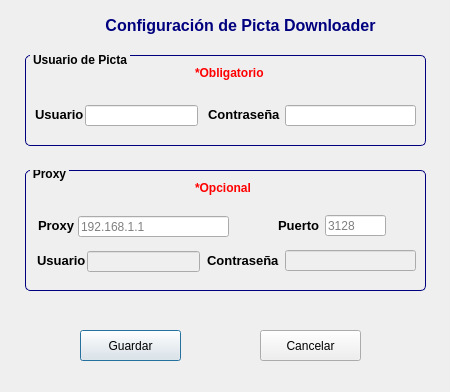
This is configuration.ui in oleksis/picta-dl-gui as Qt 5 draws it before an edit. The edited form follows.
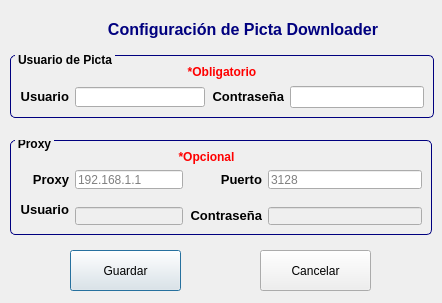
This is the edited form. Icons and pictures are not drawn.

Patch:
```diff
--- a/configuration.ui
+++ b/configuration.ui
@@ -6,16 +6,10 @@
    <rect>
     <x>0</x>
     <y>0</y>
-    <width>450</width>
-    <height>392</height>
+    <width>442</width>
+    <height>303</height>
    </rect>
   </property>
-  <property name="minimumSize">
-   <size>
-    <width>450</width>
-    <height>392</height>
-   </size>
-  </property>
   <property name="maximumSize">
    <size>
     <width>450</width>
@@ -32,12 +26,18 @@
   <widget class="QLabel" name="picta_dl_title">
    <property name="geometry">
     <rect>
-     <x>90</x>
-     <y>10</y>
-     <width>301</width>
-     <height>31</height>
+     <x>100</x>
+     <y>20</y>
+     <width>286</width>
+     <height>19</height>
     </rect>
    </property>
+   <property name="maximumSize">
+    <size>
+     <width>300</width>
+     <height>20</height>
+    </size>
+   </property>
    <property name="text">
     <string>&lt;html&gt;&lt;head/&gt;&lt;body&gt;&lt;p align=&quot;center&quot;&gt;&lt;span style=&quot; font-size:12pt; font-weight:600; color:#00007f;&quot;&gt;Configuración de Picta Downloader&lt;/span&gt;&lt;/p&gt;&lt;/body&gt;&lt;/html&gt;</string>
    </property>
@@ -48,10 +48,10 @@
   <widget class="QLabel" name="label">
    <property name="geometry">
     <rect>
-     <x>40</x>
+     <x>55</x>
      <y>10</y>
-     <width>32</width>
-     <height>32</height>
+     <width>31</width>
+     <height>31</height>
     </rect>
    </property>
    <property name="text">
@@ -67,10 +67,10 @@
   <widget class="QGroupBox" name="groupBox">
    <property name="geometry">
     <rect>
-     <x>25</x>
+     <x>10</x>
      <y>55</y>
-     <width>401</width>
-     <height>91</height>
+     <width>424</width>
+     <height>63</height>
     </rect>
    </property>
    <property name="font">
@@ -96,27 +96,14 @@
    <property name="title">
     <string>Usuario de Picta</string>
    </property>
-   <widget class="QLabel" name="lbl_user_picta_3">
-    <property name="geometry">
-     <rect>
-      <x>10</x>
-      <y>44</y>
-      <width>61</width>
-      <height>31</height>
-     </rect>
-    </property>
-    <property name="text">
-     <string>&lt;html&gt;&lt;head/&gt;&lt;body&gt;&lt;p&gt;&lt;span style=&quot; font-size:10pt; font-weight:600;&quot;&gt;Usuario&lt;/span&gt;&lt;/p&gt;&lt;/body&gt;&lt;/html&gt;</string>
-    </property>
-   </widget>
+   <layout class="QGridLayout" name="gridLayout_2">
+    <item row="1" column="2">
    <widget class="QLineEdit" name="lnEdit_user_picta">
-    <property name="geometry">
-     <rect>
-      <x>60</x>
-      <y>50</y>
-      <width>113</width>
-      <height>21</height>
-     </rect>
+      <property name="maximumSize">
+       <size>
+        <width>130</width>
+        <height>20</height>
+       </size>
     </property>
     <property name="styleSheet">
      <string notr="true">border-color: rgb(0, 0, 127);</string>
@@ -128,28 +115,29 @@
      <bool>true</bool>
     </property>
    </widget>
+    </item>
+    <item row="1" column="1">
+     <widget class="QLabel" name="lbl_user_picta_3">
+      <property name="text">
+       <string>&lt;html&gt;&lt;head/&gt;&lt;body&gt;&lt;p&gt;&lt;span style=&quot; font-size:10pt; font-weight:600;&quot;&gt;Usuario&lt;/span&gt;&lt;/p&gt;&lt;/body&gt;&lt;/html&gt;</string>
+      </property>
+      <property name="alignment">
+       <set>Qt::AlignRight|Qt::AlignTrailing|Qt::AlignVCenter</set>
+      </property>
+     </widget>
+    </item>
+    <item row="1" column="3">
    <widget class="QLabel" name="lbl_pass_picta">
-    <property name="geometry">
-     <rect>
-      <x>183</x>
-      <y>44</y>
-      <width>91</width>
-      <height>31</height>
-     </rect>
-    </property>
     <property name="text">
      <string>&lt;html&gt;&lt;head/&gt;&lt;body&gt;&lt;p&gt;&lt;span style=&quot; font-size:10pt; font-weight:600;&quot;&gt;Contraseña&lt;/span&gt;&lt;/p&gt;&lt;/body&gt;&lt;/html&gt;</string>
     </property>
-   </widget>
+      <property name="alignment">
+       <set>Qt::AlignRight|Qt::AlignTrailing|Qt::AlignVCenter</set>
+      </property>
+     </widget>
+    </item>
+    <item row="1" column="4">
    <widget class="QLineEdit" name="lnEdit_pass_picta">
-    <property name="geometry">
-     <rect>
-      <x>260</x>
-      <y>50</y>
-      <width>131</width>
-      <height>21</height>
-     </rect>
-    </property>
     <property name="styleSheet">
      <string notr="true">border-color: rgb(0, 0, 127);</string>
     </property>
@@ -163,27 +151,26 @@
      <bool>true</bool>
     </property>
    </widget>
+    </item>
+    <item row="0" column="1" colspan="4">
    <widget class="QLabel" name="lbl_user_picta">
-    <property name="geometry">
-     <rect>
-      <x>170</x>
-      <y>10</y>
-      <width>81</width>
-      <height>16</height>
-     </rect>
-    </property>
     <property name="text">
      <string>&lt;html&gt;&lt;head/&gt;&lt;body&gt;&lt;p&gt;&lt;span style=&quot; font-size:9pt; font-weight:600; color:#ff0000;&quot;&gt;*Obligatorio&lt;/span&gt;&lt;/p&gt;&lt;/body&gt;&lt;/html&gt;</string>
     </property>
-   </widget>
+      <property name="alignment">
+       <set>Qt::AlignCenter</set>
+      </property>
+     </widget>
+    </item>
+   </layout>
   </widget>
   <widget class="QGroupBox" name="groupBox_2">
    <property name="geometry">
     <rect>
-     <x>25</x>
-     <y>170</y>
-     <width>401</width>
-     <height>121</height>
+     <x>10</x>
+     <y>140</y>
+     <width>422</width>
+     <height>95</height>
     </rect>
    </property>
    <property name="font">
@@ -209,66 +196,12 @@
    <property name="title">
     <string>Proxy</string>
    </property>
-   <widget class="QLabel" name="lbl_user_proxy">
-    <property name="geometry">
-     <rect>
-      <x>12</x>
-      <y>75</y>
-      <width>61</width>
-      <height>31</height>
-     </rect>
-    </property>
-    <property name="text">
-     <string>&lt;html&gt;&lt;head/&gt;&lt;body&gt;&lt;p&gt;&lt;span style=&quot; font-size:10pt; font-weight:600;&quot;&gt;Usuario&lt;/span&gt;&lt;/p&gt;&lt;/body&gt;&lt;/html&gt;</string>
-    </property>
-   </widget>
-   <widget class="QLineEdit" name="lnEdit_user_proxy">
-    <property name="enabled">
-     <bool>false</bool>
-    </property>
-    <property name="geometry">
-     <rect>
-      <x>62</x>
-      <y>81</y>
-      <width>113</width>
-      <height>21</height>
-     </rect>
-    </property>
-    <property name="styleSheet">
-     <string notr="true">border-color: rgb(0, 0, 127);</string>
-    </property>
-    <property name="maxLength">
-     <number>15</number>
-    </property>
-    <property name="clearButtonEnabled">
-     <bool>true</bool>
-    </property>
-   </widget>
-   <widget class="QLabel" name="lbl_pass_proxy">
-    <property name="geometry">
-     <rect>
-      <x>182</x>
-      <y>75</y>
-      <width>81</width>
-      <height>31</height>
-     </rect>
-    </property>
-    <property name="text">
-     <string>&lt;html&gt;&lt;head/&gt;&lt;body&gt;&lt;p&gt;&lt;span style=&quot; font-size:10pt; font-weight:600;&quot;&gt;Contraseña&lt;/span&gt;&lt;/p&gt;&lt;/body&gt;&lt;/html&gt;</string>
-    </property>
-   </widget>
+   <layout class="QGridLayout" name="gridLayout_3">
+    <item row="9" column="6">
    <widget class="QLineEdit" name="lnEdit_pass_proxy">
     <property name="enabled">
      <bool>false</bool>
     </property>
-    <property name="geometry">
-     <rect>
-      <x>260</x>
-      <y>80</y>
-      <width>131</width>
-      <height>21</height>
-     </rect>
-    </property>
     <property name="styleSheet">
      <string notr="true">border-color: rgb(0, 0, 127);</string>
     </property>
@@ -282,15 +215,9 @@
      <bool>true</bool>
     </property>
    </widget>
+    </item>
+    <item row="4" column="2" colspan="3">
    <widget class="QLineEdit" name="lnEdit_ip_proxy">
-    <property name="geometry">
-     <rect>
-      <x>53</x>
-      <y>46</y>
-      <width>151</width>
-      <height>21</height>
-     </rect>
-    </property>
     <property name="styleSheet">
      <string notr="true">border-color: rgb(0, 0, 127);</string>
     </property>
@@ -310,28 +237,29 @@
      <bool>true</bool>
     </property>
    </widget>
-   <widget class="QLabel" name="lbl_ip_proxy">
-    <property name="geometry">
-     <rect>
-      <x>13</x>
-      <y>40</y>
-      <width>61</width>
-      <height>31</height>
-     </rect>
-    </property>
+    </item>
+    <item row="4" column="5">
+     <widget class="QLabel" name="lbl_port_proxy">
+      <property name="text">
+       <string>&lt;html&gt;&lt;head/&gt;&lt;body&gt;&lt;p&gt;&lt;span style=&quot; font-size:10pt; font-weight:600;&quot;&gt;Puerto&lt;/span&gt;&lt;/p&gt;&lt;/body&gt;&lt;/html&gt;</string>
+      </property>
+      <property name="alignment">
+       <set>Qt::AlignRight|Qt::AlignTrailing|Qt::AlignVCenter</set>
+      </property>
+     </widget>
+    </item>
+    <item row="9" column="5">
+     <widget class="QLabel" name="lbl_pass_proxy">
     <property name="text">
-     <string>&lt;html&gt;&lt;head/&gt;&lt;body&gt;&lt;p&gt;&lt;span style=&quot; font-size:10pt; font-weight:600;&quot;&gt;Proxy&lt;/span&gt;&lt;/p&gt;&lt;/body&gt;&lt;/html&gt;</string>
-    </property>
-   </widget>
+       <string>&lt;html&gt;&lt;head/&gt;&lt;body&gt;&lt;p&gt;&lt;span style=&quot; font-size:10pt; font-weight:600;&quot;&gt;Contraseña&lt;/span&gt;&lt;/p&gt;&lt;/body&gt;&lt;/html&gt;</string>
+      </property>
+      <property name="alignment">
+       <set>Qt::AlignRight|Qt::AlignTrailing|Qt::AlignVCenter</set>
+      </property>
+     </widget>
+    </item>
+    <item row="4" column="6">
    <widget class="QLineEdit" name="lnEdit_port_proxy">
-    <property name="geometry">
-     <rect>
-      <x>300</x>
-      <y>45</y>
-      <width>61</width>
-      <height>21</height>
-     </rect>
-    </property>
     <property name="styleSheet">
      <string notr="true">border-color: rgb(0, 0, 127);</string>
     </property>
@@ -345,40 +273,62 @@
      <bool>true</bool>
     </property>
    </widget>
-   <widget class="QLabel" name="lbl_port_proxy">
-    <property name="geometry">
-     <rect>
-      <x>253</x>
-      <y>40</y>
-      <width>61</width>
-      <height>31</height>
-     </rect>
-    </property>
-    <property name="text">
-     <string>&lt;html&gt;&lt;head/&gt;&lt;body&gt;&lt;p&gt;&lt;span style=&quot; font-size:10pt; font-weight:600;&quot;&gt;Puerto&lt;/span&gt;&lt;/p&gt;&lt;/body&gt;&lt;/html&gt;</string>
-    </property>
-   </widget>
+    </item>
+    <item row="0" column="4" colspan="2">
    <widget class="QLabel" name="lbl_user_picta_2">
-    <property name="geometry">
-     <rect>
-      <x>170</x>
-      <y>10</y>
-      <width>61</width>
-      <height>16</height>
-     </rect>
-    </property>
     <property name="text">
      <string>&lt;html&gt;&lt;head/&gt;&lt;body&gt;&lt;p&gt;&lt;span style=&quot; font-size:9pt; font-weight:600; color:#ff0000;&quot;&gt;*Opcional&lt;/span&gt;&lt;/p&gt;&lt;/body&gt;&lt;/html&gt;</string>
     </property>
-   </widget>
+      <property name="alignment">
+       <set>Qt::AlignCenter</set>
+      </property>
+     </widget>
+    </item>
+    <item row="7" column="0" rowspan="3" colspan="2">
+     <widget class="QLabel" name="lbl_user_proxy">
+      <property name="text">
+       <string>&lt;html&gt;&lt;head/&gt;&lt;body&gt;&lt;p&gt;&lt;span style=&quot; font-size:10pt; font-weight:600;&quot;&gt;Usuario&lt;/span&gt;&lt;/p&gt;&lt;/body&gt;&lt;/html&gt;</string>
+      </property>
+      <property name="alignment">
+       <set>Qt::AlignRight|Qt::AlignTrailing|Qt::AlignVCenter</set>
+      </property>
+     </widget>
+    </item>
+    <item row="9" column="2" colspan="3">
+     <widget class="QLineEdit" name="lnEdit_user_proxy">
+      <property name="enabled">
+       <bool>false</bool>
+      </property>
+      <property name="styleSheet">
+       <string notr="true">border-color: rgb(0, 0, 127);</string>
+      </property>
+      <property name="maxLength">
+       <number>15</number>
+      </property>
+      <property name="clearButtonEnabled">
+       <bool>true</bool>
+      </property>
+     </widget>
+    </item>
+    <item row="4" column="0" colspan="2">
+     <widget class="QLabel" name="lbl_ip_proxy">
+      <property name="text">
+       <string>&lt;html&gt;&lt;head/&gt;&lt;body&gt;&lt;p&gt;&lt;span style=&quot; font-size:10pt; font-weight:600;&quot;&gt;Proxy&lt;/span&gt;&lt;/p&gt;&lt;/body&gt;&lt;/html&gt;</string>
+      </property>
+      <property name="alignment">
+       <set>Qt::AlignRight|Qt::AlignTrailing|Qt::AlignVCenter</set>
+      </property>
+     </widget>
+    </item>
+   </layout>
   </widget>
   <widget class="QPushButton" name="BntCancel">
    <property name="geometry">
     <rect>
      <x>260</x>
-     <y>330</y>
-     <width>101</width>
-     <height>31</height>
+     <y>250</y>
+     <width>111</width>
+     <height>41</height>
     </rect>
    </property>
    <property name="cursor">
@@ -394,10 +344,10 @@
   <widget class="QPushButton" name="BntSave">
    <property name="geometry">
     <rect>
-     <x>80</x>
-     <y>330</y>
-     <width>101</width>
-     <height>31</height>
+     <x>70</x>
+     <y>250</y>
+     <width>111</width>
+     <height>41</height>
     </rect>
    </property>
    <property name="cursor">
```
Lines whose indentation alone changed are shown as unchanged.
